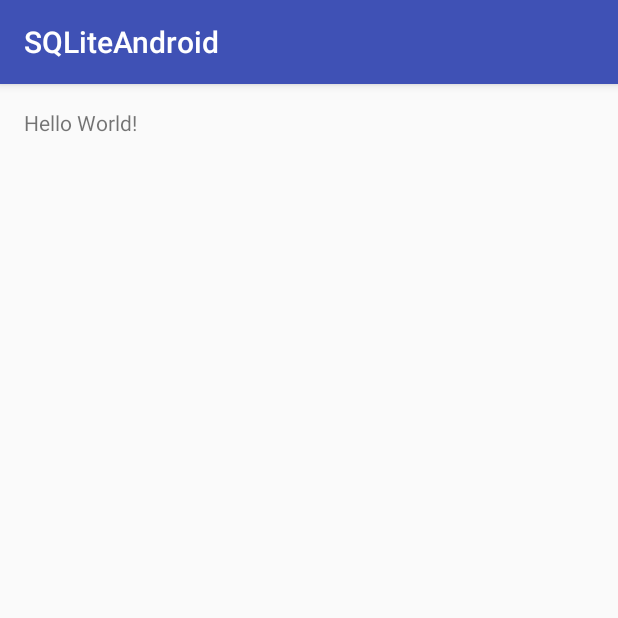
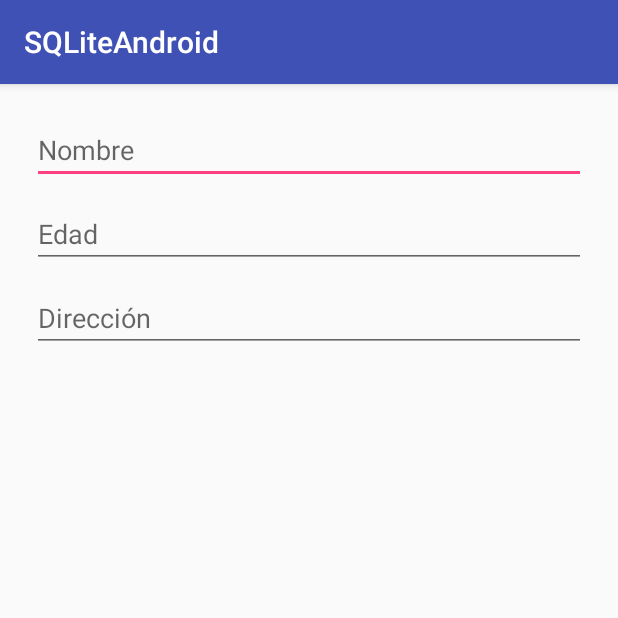
Before and after one commit to Jael-Castillo/CursoUpiicsa, an Android app: the screen it shows after launch (MainActivity), on a phone screen of 412 x 824 dp, the top half of it. Run offline under Robolectric (Android 15) with nearby library versions, the phone set to English and light mode, and no system bars.

Commit message:
add edittext

```diff
--- a/SQLiteAndroid/app/src/main/res/layout/activity_main.xml
+++ b/SQLiteAndroid/app/src/main/res/layout/activity_main.xml
@@ -1,16 +1,33 @@
 <?xml version="1.0" encoding="utf-8"?>
-<RelativeLayout xmlns:android="http://schemas.android.com/apk/res/android"
+<LinearLayout xmlns:android="http://schemas.android.com/apk/res/android"
     xmlns:tools="http://schemas.android.com/tools"
     android:layout_width="match_parent"
     android:layout_height="match_parent"
+    android:orientation="vertical"
     android:paddingBottom="@dimen/activity_vertical_margin"
     android:paddingLeft="@dimen/activity_horizontal_margin"
     android:paddingRight="@dimen/activity_horizontal_margin"
     android:paddingTop="@dimen/activity_vertical_margin"
     tools:context="itokcenter.com.sqliteandroid.MainActivity">
 
-    <TextView
-        android:layout_width="wrap_content"
+    <EditText
+        android:id="@+id/edtxName"
+        android:layout_width="match_parent"
         android:layout_height="wrap_content"
-        android:text="Hello World!" />
-</RelativeLayout>
+        android:layout_margin="5dp"
+        android:hint="@string/nombre" />
+
+    <EditText
+        android:id="@+id/edtxAge"
+        android:layout_width="match_parent"
+        android:layout_height="wrap_content"
+        android:layout_margin="5dp"
+        android:hint="@string/edad" />
+
+    <EditText
+        android:id="@+id/edtxAddress"
+        android:layout_width="match_parent"
+        android:layout_height="wrap_content"
+        android:layout_margin="5dp"
+        android:hint="@string/address" />
+</LinearLayout>
--- a/SQLiteAndroid/app/src/main/res/values/strings.xml
+++ b/SQLiteAndroid/app/src/main/res/values/strings.xml
@@ -1,3 +1,6 @@
 <resources>
     <string name="app_name">SQLiteAndroid</string>
+    <string name="nombre">Nombre</string>
+    <string name="edad">Edad</string>
+    <string name="address">Dirección</string>
 </resources>
```
